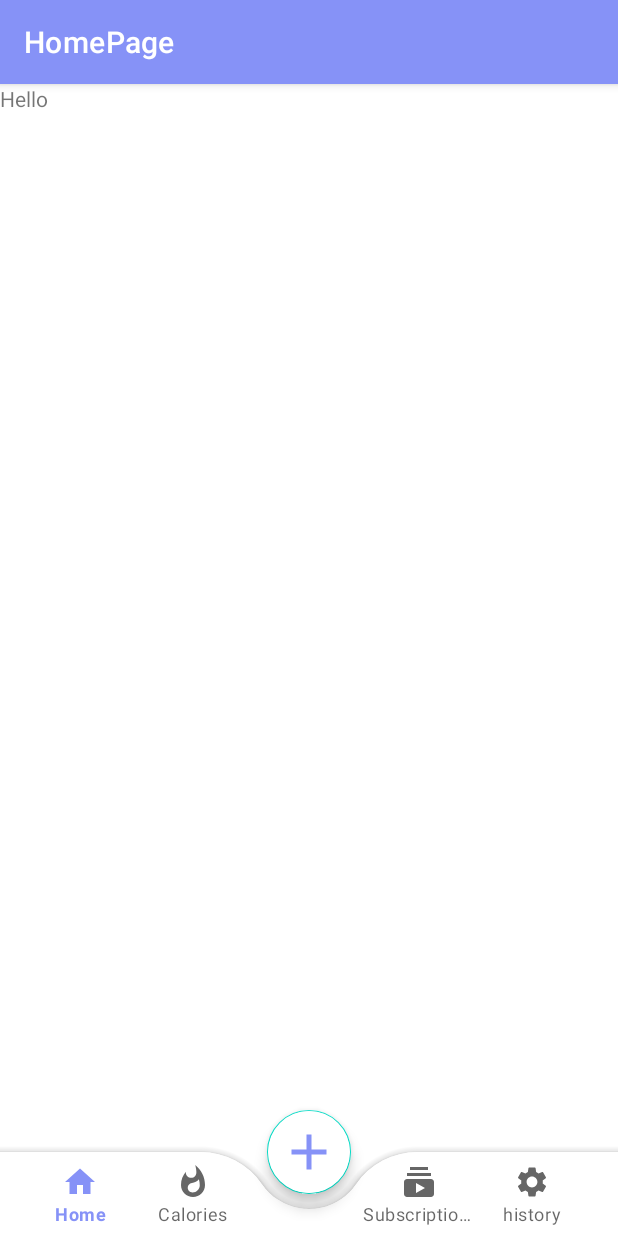
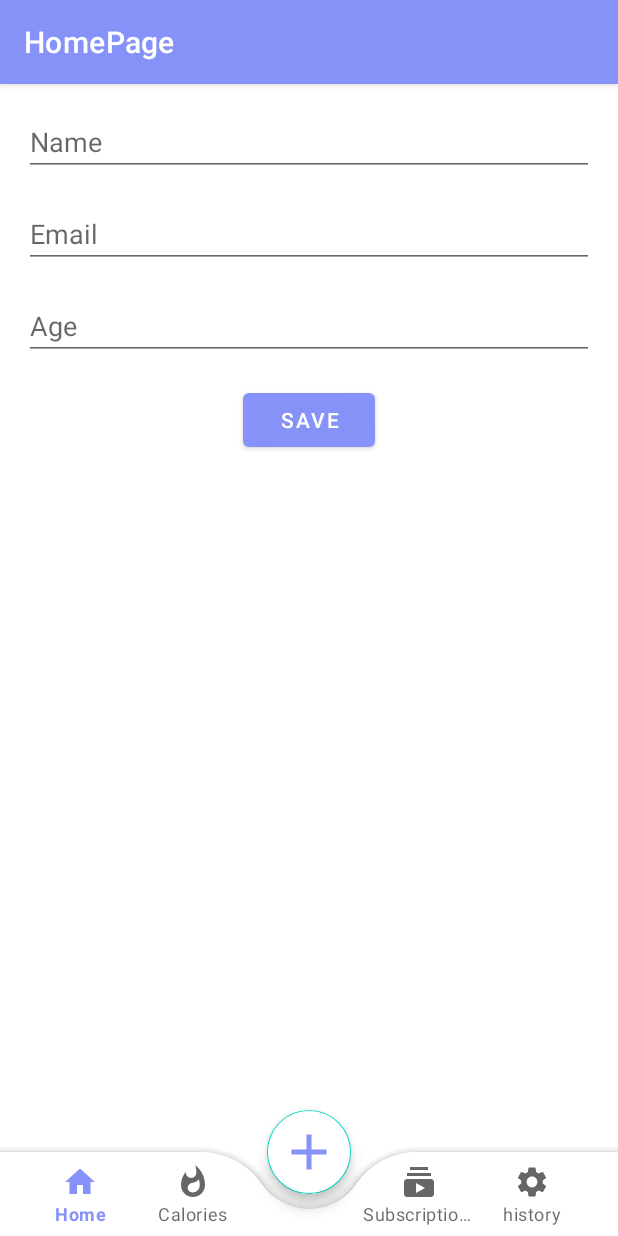
Before and after one commit to shilo111/MyApplication3, an Android app: the fragment Personal placed in its activity, on a phone screen of 412 x 824 dp. Run offline under Robolectric (Android 15) with nearby library versions, the phone set to English and light mode, and no system bars; our stand-ins replace Firebase (no records; nobody signed in at launch, a user with empty details on screens opened directly), navigation-ui.

```diff
--- a/app/src/main/AndroidManifest.xml
+++ b/app/src/main/AndroidManifest.xml
@@ -7,6 +7,7 @@
     <uses-permission android:name="android.permission.ACTIVITY_RECOGNITION" />
 
     <uses-feature android:name="android.hardware.camera" />
+
     <uses-permission android:name="android.permission.READ_EXTERNAL_STORAGE" />
     <uses-permission android:name="android.permission.USE_BIOMETRIC" />
     <uses-permission android:name="android.permission.CAMERA" />
@@ -22,6 +23,9 @@
         android:supportsRtl="true"
         android:theme="@style/Theme.MyApplication"
         tools:targetApi="31">
+        <activity
+            android:name=".FirstTime"
+            android:exported="false" />
         <activity
             android:name=".video"
             android:exported="true">
--- a/app/src/main/java/com/example/myapplication/ui/personal/Personal.java
+++ b/app/src/main/java/com/example/myapplication/ui/personal/Personal.java
@@ -8,20 +8,84 @@ import androidx.fragment.app.Fragment;
 import android.view.LayoutInflater;
 import android.view.View;
 import android.view.ViewGroup;
+import android.widget.Button;
+import android.widget.EditText;
+import android.widget.Toast;
+
 import com.example.myapplication.R;
+import com.example.myapplication.User;
+import com.example.myapplication.databinding.FragmentPersonalBinding;
+import com.example.myapplication.databinding.FragmentSettingBinding;
+import com.example.myapplication.ui.settings.SettingViewModel;
+import com.google.android.gms.tasks.OnFailureListener;
+import com.google.android.gms.tasks.OnSuccessListener;
+import com.google.firebase.auth.FirebaseAuth;
+import com.google.firebase.database.DatabaseReference;
+import com.google.firebase.database.FirebaseDatabase;
 
 public class Personal extends Fragment {
+    private FragmentPersonalBinding binding;
+    private PersonalViewModel mViewModel;
 
+
+    private EditText nameEditText, emailEditText, ageEditText;
+    private Button saveButton;
+    private DatabaseReference databaseReference;
     public static Personal newInstance() {
         return new Personal();
     }
 
-    private PersonalViewModel mViewModel;
 
     @Override
     public View onCreateView(@NonNull LayoutInflater inflater, @Nullable ViewGroup container,
                              @Nullable Bundle savedInstanceState) {
-        return inflater.inflate(R.layout.fragment_personal, container, false);
+
+
+        binding = FragmentPersonalBinding.inflate(inflater, container, false);
+        View root = binding.getRoot();
+
+
+        nameEditText = root.findViewById(R.id.nameEditText);
+        emailEditText = root.findViewById(R.id.emailEditText);
+        ageEditText = root.findViewById(R.id.ageEditText);
+        saveButton = root.findViewById(R.id.saveButton);
+
+        databaseReference = FirebaseDatabase.getInstance().getReference().child("users");
+
+        saveButton.setOnClickListener(new View.OnClickListener() {
+            @Override
+            public void onClick(View v) {
+                saveUserInfo();
+            }
+        });
+
+
+
+
+        return root;
+    }
+
+
+    private void saveUserInfo() {
+        String name = nameEditText.getText().toString().trim();
+        String email = emailEditText.getText().toString().trim();
+        int age = Integer.parseInt(ageEditText.getText().toString().trim());
+
+        User user = new User(name, email, age);
+
+        databaseReference.child(FirebaseAuth.getInstance().getCurrentUser().getUid()).setValue(user)
+                .addOnSuccessListener(new OnSuccessListener<Void>() {
+                    @Override
+                    public void onSuccess(Void aVoid) {
+                        Toast.makeText(getContext(), "User information saved successfully", Toast.LENGTH_SHORT).show();
+                    }
+                })
+                .addOnFailureListener(new OnFailureListener() {
+                    @Override
+                    public void onFailure(@NonNull Exception e) {
+                        Toast.makeText(getContext(), "Failed to save user information: " + e.getMessage(), Toast.LENGTH_SHORT).show();
+                    }
+                });
     }
 
     @Override
--- a/app/src/main/java/com/example/myapplication/ui/settings/Setting.java
+++ b/app/src/main/java/com/example/myapplication/ui/settings/Setting.java
@@ -47,6 +47,10 @@ public class Setting extends Fragment {
         View root = binding.getRoot();
 
         mAuth = FirebaseAuth.getInstance();
+
+
+        currentPasswordEditText = root.findViewById(R.id.current_password_edittext);
+        newPasswordEditText = root.findViewById(R.id.new_password_edittext);
 
         // Find views and set up UI listeners
         // e.g., EditText fields for current password and new password,
--- a/app/src/main/res/layout/fragment_personal.xml
+++ b/app/src/main/res/layout/fragment_personal.xml
@@ -6,9 +6,45 @@
     android:layout_height="match_parent"
     tools:context=".ui.personal.Personal">
 
-    <TextView
+    <RelativeLayout xmlns:android="http://schemas.android.com/apk/res/android"
         android:layout_width="match_parent"
         android:layout_height="match_parent"
-        android:text="Hello" />
+        android:padding="16dp">
+
+        <EditText
+            android:id="@+id/nameEditText"
+            android:layout_width="match_parent"
+            android:layout_height="wrap_content"
+            android:hint="Name"
+            android:inputType="text" />
+
+        <EditText
+            android:id="@+id/emailEditText"
+            android:layout_width="match_parent"
+            android:layout_height="wrap_content"
+            android:layout_below="@id/nameEditText"
+            android:layout_marginTop="16dp"
+            android:hint="Email"
+            android:inputType="textEmailAddress" />
+
+        <EditText
+            android:id="@+id/ageEditText"
+            android:layout_width="match_parent"
+            android:layout_height="wrap_content"
+            android:layout_below="@id/emailEditText"
+            android:layout_marginTop="16dp"
+            android:hint="Age"
+            android:inputType="number" />
+
+        <Button
+            android:id="@+id/saveButton"
+            android:layout_width="wrap_content"
+            android:layout_height="wrap_content"
+            android:layout_below="@id/ageEditText"
+            android:layout_marginTop="16dp"
+            android:layout_centerHorizontal="true"
+            android:text="Save" />
+
+    </RelativeLayout>
 
 </FrameLayout>
--- a/app/src/main/res/values/strings.xml
+++ b/app/src/main/res/values/strings.xml
@@ -20,5 +20,4 @@
     <string name="menu_slideshow">Slideshow</string>
 
 
-
 </resources>
--- a/build.gradle.kts
+++ b/build.gradle.kts
@@ -6,5 +6,5 @@ buildscript {
 }
 // Top-level build file where you can add configuration options common to all sub-projects/modules.
 plugins {
-    id("com.android.application") version "8.2.2" apply false
+    id("com.android.application") version "8.1.2" apply false
 }
```
Also changed, not shown: app/src/main/java/com/example/myapplication/FireBaseHandler.java (+13 -3 lines), app/src/main/java/com/example/myapplication/FirstTime.java (added, +14 -0 lines), app/src/main/java/com/example/myapplication/MainActivity.java (+12 -9 lines), app/src/main/java/com/example/myapplication/MyPreferences.java (added, +22 -0 lines), app/src/main/java/com/example/myapplication/User.java (added, +44 -0 lines), app/src/main/res/layout/activity_first_time.xml (added, +9 -0 lines).
